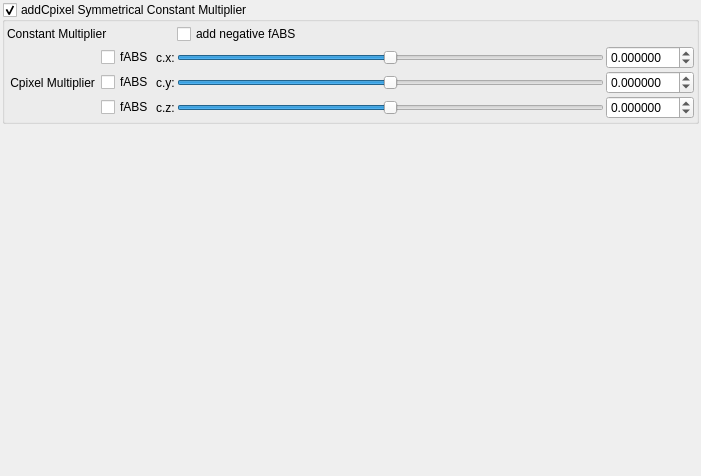
Before: the Qt Designer form mandelbulber2/qt_data/fractal_transf_add_Cpixel_symmetrical.ui in buddhi1980/mandelbulber2, drawn with Qt 5.
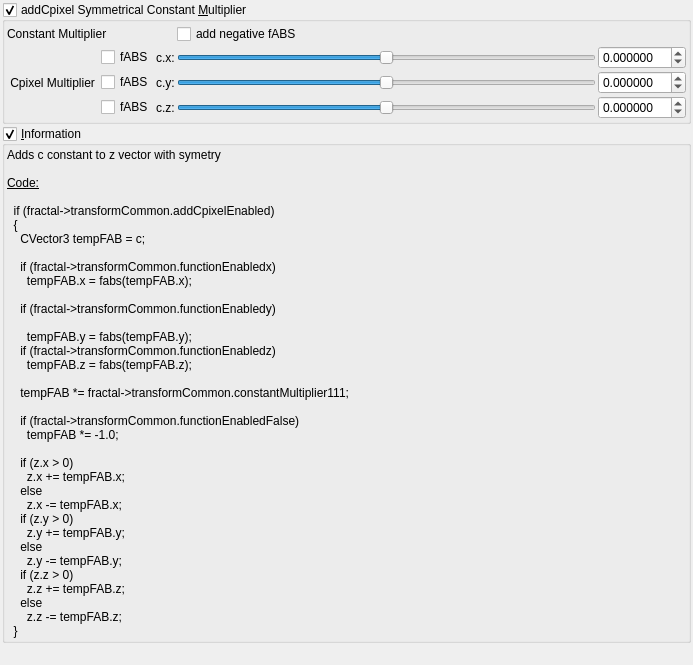
After: the same form once the commit is applied. Custom widgets are drawn as their Qt base class.

Commit message: Added information box for addC transforms

The edit to the form file:
```diff
--- a/mandelbulber2/qt_data/fractal_transf_add_Cpixel_symmetrical.ui
+++ b/mandelbulber2/qt_data/fractal_transf_add_Cpixel_symmetrical.ui
@@ -6,8 +6,8 @@
    <rect>
     <x>0</x>
     <y>0</y>
-    <width>701</width>
-    <height>476</height>
+    <width>693</width>
+    <height>665</height>
    </rect>
   </property>
   <property name="windowTitle">
@@ -35,7 +35,7 @@
       <string>&lt;html&gt;&lt;head/&gt;&lt;body&gt;&lt;p&gt;Cpixel is CVector3 c = ( c.x, c.y, c.z). It is  each original point (pixel) in 3D space where the iteration starts from, ( c = original z for each point .) It is commonly found in formula structures z = f(z) + c.&lt;/p&gt;&lt;p&gt;The Cpixel multiplier effectively scales this point &amp;quot;c&amp;quot;.&lt;/p&gt;&lt;p&gt;This transform allows the addition or subtraction of Cpixel, dependent on whether z is postive or negative.&lt;/p&gt;&lt;p&gt;e.g if &lt;span style=&quot; font-style:italic;&quot;&gt;z.x&lt;/span&gt; is positive then &lt;span style=&quot; font-style:italic;&quot;&gt;fabs(c.x)&lt;/span&gt; is added, if &lt;span style=&quot; font-style:italic;&quot;&gt;z.x&lt;/span&gt; is negative then &lt;span style=&quot; font-style:italic;&quot;&gt;fabs(c)&lt;/span&gt; is subtracted. &lt;/p&gt;&lt;p&gt;Also try negative addCpixel constant multipliers.&lt;/p&gt;&lt;p&gt;If checkBoxes are disabled then Cpixel remains signed.&lt;/p&gt;&lt;p&gt;&lt;br/&gt;&lt;/p&gt;&lt;/body&gt;&lt;/html&gt;</string>
      </property>
      <property name="title">
-      <string>addCpixel Symmetrical Constant Multiplier </string>
+      <string>addCpixel Symmetrical Constant &amp;Multiplier </string>
      </property>
      <property name="checkable">
       <bool>true</bool>
@@ -288,6 +288,90 @@
      </layout>
     </widget>
    </item>
+   <item>
+    <widget class="MyGroupBox" name="groupCheck_info">
+     <property name="title">
+      <string>&amp;Information</string>
+     </property>
+     <property name="flat">
+      <bool>false</bool>
+     </property>
+     <property name="checkable">
+      <bool>true</bool>
+     </property>
+     <layout class="QVBoxLayout" name="verticalLayout_2">
+      <property name="spacing">
+       <number>2</number>
+      </property>
+      <property name="leftMargin">
+       <number>2</number>
+      </property>
+      <property name="topMargin">
+       <number>2</number>
+      </property>
+      <property name="rightMargin">
+       <number>2</number>
+      </property>
+      <property name="bottomMargin">
+       <number>2</number>
+      </property>
+      <item>
+       <widget class="QLabel" name="label_4">
+        <property name="text">
+         <string>&lt;!DOCTYPE HTML PUBLIC &quot;-//W3C//DTD HTML 4.0//EN&quot; &quot;http://www.w3.org/TR/REC-html40/strict.dtd&quot;&gt;
+&lt;html&gt;&lt;head&gt;&lt;meta name=&quot;qrichtext&quot; content=&quot;1&quot; /&gt;&lt;style type=&quot;text/css&quot;&gt;
+p, li { white-space: pre-wrap; }
+&lt;/style&gt;&lt;/head&gt;&lt;body&gt;
+&lt;p style=&quot; margin-top:0px; margin-bottom:0px; margin-left:0px; margin-right:0px; -qt-block-indent:0; text-indent:0px;&quot;&gt;Adds c constant to z vector with symetry&lt;/p&gt;
+&lt;p style=&quot;-qt-paragraph-type:empty; margin-top:0px; margin-bottom:0px; margin-left:0px; margin-right:0px; -qt-block-indent:0; text-indent:0px;&quot;&gt;&lt;br /&gt;&lt;/p&gt;
+&lt;p style=&quot; margin-top:0px; margin-bottom:0px; margin-left:0px; margin-right:0px; -qt-block-indent:0; text-indent:0px;&quot;&gt;&lt;span style=&quot; text-decoration: underline;&quot;&gt;Code:&lt;/span&gt;&lt;/p&gt;
+&lt;p style=&quot;-qt-paragraph-type:empty; margin-top:0px; margin-bottom:0px; margin-left:0px; margin-right:0px; -qt-block-indent:0; text-indent:0px; text-decoration: underline;&quot;&gt;&lt;br /&gt;&lt;/p&gt;
+&lt;p style=&quot; margin-top:0px; margin-bottom:0px; margin-left:0px; margin-right:0px; -qt-block-indent:0; text-indent:0px;&quot;&gt;  if (fractal-&amp;gt;transformCommon.addCpixelEnabled)&lt;/p&gt;
+&lt;p style=&quot; margin-top:0px; margin-bottom:0px; margin-left:0px; margin-right:0px; -qt-block-indent:0; text-indent:0px;&quot;&gt;  {&lt;/p&gt;
+&lt;p style=&quot; margin-top:0px; margin-bottom:0px; margin-left:0px; margin-right:0px; -qt-block-indent:0; text-indent:0px;&quot;&gt;    CVector3 tempFAB = c;&lt;/p&gt;
+&lt;p style=&quot; margin-top:0px; margin-bottom:0px; margin-left:0px; margin-right:0px; -qt-block-indent:0; text-indent:0px;&quot;&gt;    &lt;/p&gt;
+&lt;p style=&quot; margin-top:0px; margin-bottom:0px; margin-left:0px; margin-right:0px; -qt-block-indent:0; text-indent:0px;&quot;&gt;    if (fractal-&amp;gt;transformCommon.functionEnabledx)&lt;/p&gt;
+&lt;p style=&quot; margin-top:0px; margin-bottom:0px; margin-left:0px; margin-right:0px; -qt-block-indent:0; text-indent:0px;&quot;&gt;      tempFAB.x = fabs(tempFAB.x);&lt;/p&gt;
+&lt;p style=&quot; margin-top:0px; margin-bottom:0px; margin-left:0px; margin-right:0px; -qt-block-indent:0; text-indent:0px;&quot;&gt;    &lt;/p&gt;
+&lt;p style=&quot; margin-top:0px; margin-bottom:0px; margin-left:0px; margin-right:0px; -qt-block-indent:0; text-indent:0px;&quot;&gt;    if (fractal-&amp;gt;transformCommon.functionEnabledy)&lt;/p&gt;
+&lt;p style=&quot;-qt-paragraph-type:empty; margin-top:0px; margin-bottom:0px; margin-left:0px; margin-right:0px; -qt-block-indent:0; text-indent:0px;&quot;&gt;&lt;br /&gt;&lt;/p&gt;
+&lt;p style=&quot; margin-top:0px; margin-bottom:0px; margin-left:0px; margin-right:0px; -qt-block-indent:0; text-indent:0px;&quot;&gt;      tempFAB.y = fabs(tempFAB.y);&lt;/p&gt;
+&lt;p style=&quot; margin-top:0px; margin-bottom:0px; margin-left:0px; margin-right:0px; -qt-block-indent:0; text-indent:0px;&quot;&gt;    if (fractal-&amp;gt;transformCommon.functionEnabledz)&lt;/p&gt;
+&lt;p style=&quot; margin-top:0px; margin-bottom:0px; margin-left:0px; margin-right:0px; -qt-block-indent:0; text-indent:0px;&quot;&gt;      tempFAB.z = fabs(tempFAB.z);&lt;/p&gt;
+&lt;p style=&quot; margin-top:0px; margin-bottom:0px; margin-left:0px; margin-right:0px; -qt-block-indent:0; text-indent:0px;&quot;&gt;    &lt;/p&gt;
+&lt;p style=&quot; margin-top:0px; margin-bottom:0px; margin-left:0px; margin-right:0px; -qt-block-indent:0; text-indent:0px;&quot;&gt;    tempFAB *= fractal-&amp;gt;transformCommon.constantMultiplier111;&lt;/p&gt;
+&lt;p style=&quot; margin-top:0px; margin-bottom:0px; margin-left:0px; margin-right:0px; -qt-block-indent:0; text-indent:0px;&quot;&gt;    &lt;/p&gt;
+&lt;p style=&quot; margin-top:0px; margin-bottom:0px; margin-left:0px; margin-right:0px; -qt-block-indent:0; text-indent:0px;&quot;&gt;    if (fractal-&amp;gt;transformCommon.functionEnabledFalse)&lt;/p&gt;
+&lt;p style=&quot; margin-top:0px; margin-bottom:0px; margin-left:0px; margin-right:0px; -qt-block-indent:0; text-indent:0px;&quot;&gt;      tempFAB *= -1.0;&lt;/p&gt;
+&lt;p style=&quot; margin-top:0px; margin-bottom:0px; margin-left:0px; margin-right:0px; -qt-block-indent:0; text-indent:0px;&quot;&gt; &lt;/p&gt;
+&lt;p style=&quot; margin-top:0px; margin-bottom:0px; margin-left:0px; margin-right:0px; -qt-block-indent:0; text-indent:0px;&quot;&gt;    if (z.x &amp;gt; 0)&lt;/p&gt;
+&lt;p style=&quot; margin-top:0px; margin-bottom:0px; margin-left:0px; margin-right:0px; -qt-block-indent:0; text-indent:0px;&quot;&gt;      z.x += tempFAB.x;&lt;/p&gt;
+&lt;p style=&quot; margin-top:0px; margin-bottom:0px; margin-left:0px; margin-right:0px; -qt-block-indent:0; text-indent:0px;&quot;&gt;    else&lt;/p&gt;
+&lt;p style=&quot; margin-top:0px; margin-bottom:0px; margin-left:0px; margin-right:0px; -qt-block-indent:0; text-indent:0px;&quot;&gt;      z.x -= tempFAB.x;&lt;/p&gt;
+&lt;p style=&quot; margin-top:0px; margin-bottom:0px; margin-left:0px; margin-right:0px; -qt-block-indent:0; text-indent:0px;&quot;&gt;    if (z.y &amp;gt; 0)&lt;/p&gt;
+&lt;p style=&quot; margin-top:0px; margin-bottom:0px; margin-left:0px; margin-right:0px; -qt-block-indent:0; text-indent:0px;&quot;&gt;      z.y += tempFAB.y;&lt;/p&gt;
+&lt;p style=&quot; margin-top:0px; margin-bottom:0px; margin-left:0px; margin-right:0px; -qt-block-indent:0; text-indent:0px;&quot;&gt;    else&lt;/p&gt;
+&lt;p style=&quot; margin-top:0px; margin-bottom:0px; margin-left:0px; margin-right:0px; -qt-block-indent:0; text-indent:0px;&quot;&gt;      z.y -= tempFAB.y;&lt;/p&gt;
+&lt;p style=&quot; margin-top:0px; margin-bottom:0px; margin-left:0px; margin-right:0px; -qt-block-indent:0; text-indent:0px;&quot;&gt;    if (z.z &amp;gt; 0)&lt;/p&gt;
+&lt;p style=&quot; margin-top:0px; margin-bottom:0px; margin-left:0px; margin-right:0px; -qt-block-indent:0; text-indent:0px;&quot;&gt;      z.z += tempFAB.z;&lt;/p&gt;
+&lt;p style=&quot; margin-top:0px; margin-bottom:0px; margin-left:0px; margin-right:0px; -qt-block-indent:0; text-indent:0px;&quot;&gt;    else&lt;/p&gt;
+&lt;p style=&quot; margin-top:0px; margin-bottom:0px; margin-left:0px; margin-right:0px; -qt-block-indent:0; text-indent:0px;&quot;&gt;      z.z -= tempFAB.z;&lt;/p&gt;
+&lt;p style=&quot; margin-top:0px; margin-bottom:0px; margin-left:0px; margin-right:0px; -qt-block-indent:0; text-indent:0px;&quot;&gt;  }&lt;/p&gt;&lt;/body&gt;&lt;/html&gt;</string>
+        </property>
+        <property name="wordWrap">
+         <bool>true</bool>
+        </property>
+        <property name="openExternalLinks">
+         <bool>true</bool>
+        </property>
+        <property name="textInteractionFlags">
+         <set>Qt::LinksAccessibleByMouse|Qt::TextSelectableByMouse</set>
+        </property>
+       </widget>
+      </item>
+     </layout>
+    </widget>
+   </item>
    <item>
     <spacer name="verticalSpacer">
      <property name="orientation">
```
The commit also changes 7 other files.
